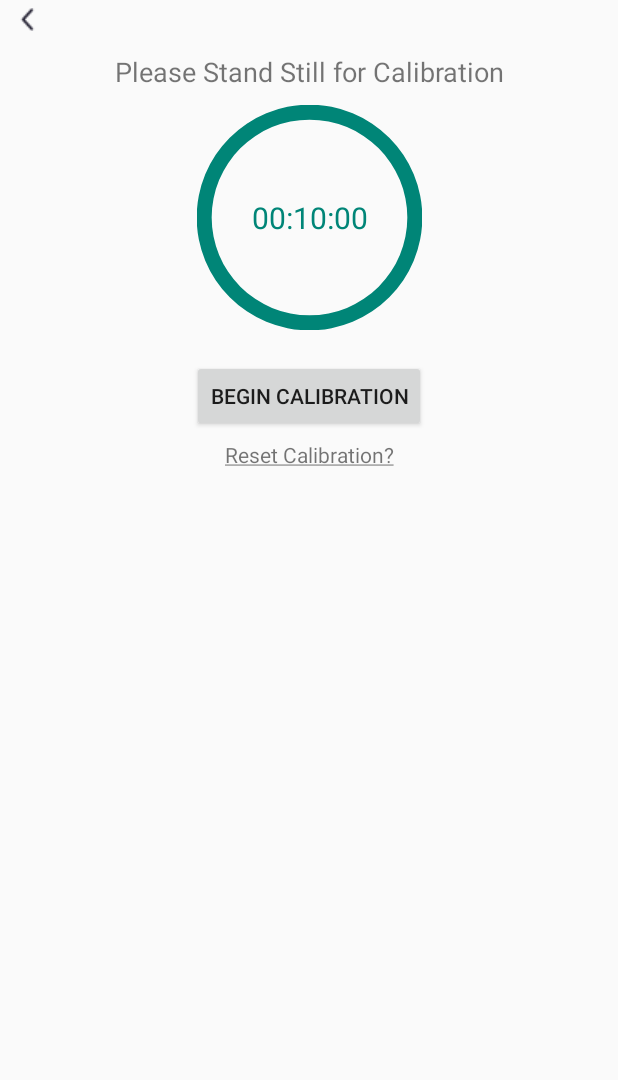
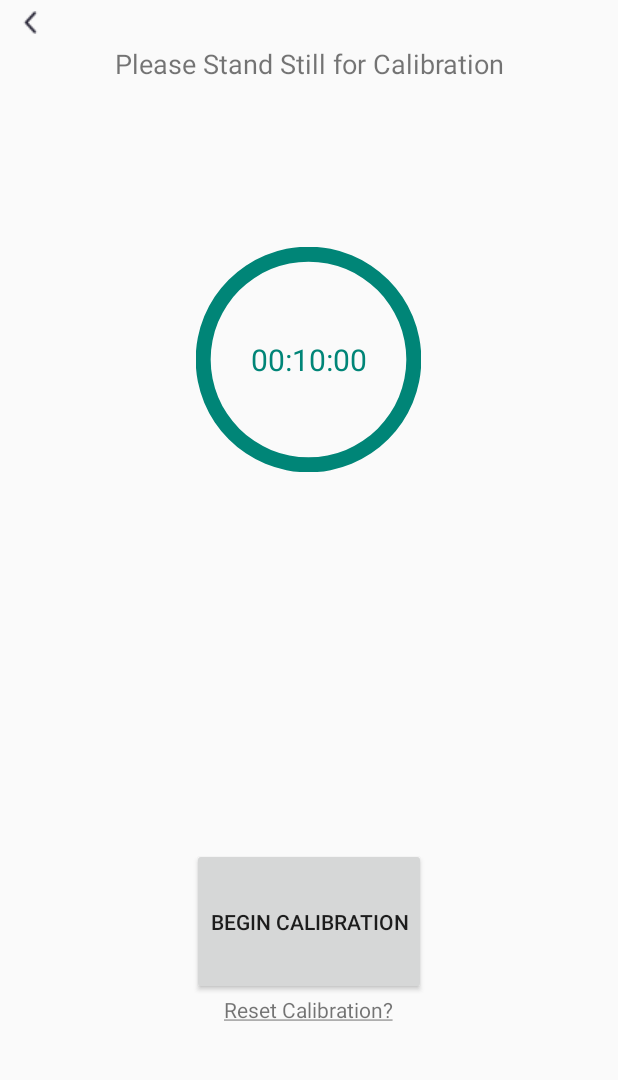
Before and after one commit to m2rinch/Constantiam, an Android app: the CalibrationActivity screen opened directly, with no data from a screen before it, on a phone screen of 412 x 824 dp, the part 60-1140 px from its top. Run offline under Robolectric (Android 15) with nearby library versions, the phone set to English and light mode, and no system bars; libraries missing offline, so code that uses them is left out: com.microsoft.windowsazure.

```diff
--- a/app/src/main/res/layout/activity_calibration.xml
+++ b/app/src/main/res/layout/activity_calibration.xml
@@ -6,24 +6,18 @@
     android:layout_height="match_parent"
     tools:context=".CalibrationActivity">
 
+
         <include layout="@layout/titlebar"
             android:id="@+id/titlebar"
             app:layout_constraintTop_toTopOf="parent"/>
 
-    <LinearLayout
-        android:layout_width="match_parent"
-        android:layout_height="wrap_content"
-        app:layout_constraintStart_toStartOf="parent"
-        app:layout_constraintEnd_toEndOf="parent"
-        android:id="@+id/linearLayoutCalibration"
-        app:layout_constraintTop_toBottomOf="@id/titlebar"
-        android:orientation="horizontal">
-
         <ImageButton
-        android:layout_width="wrap_content"
-        android:layout_height="wrap_content"
+            android:layout_width="30dp"
+            android:layout_height="30dp"
             android:id="@+id/backButton"
             android:layout_marginStart="5dp"
+            app:layout_constraintTop_toBottomOf="@id/titlebar"
+            app:layout_constraintStart_toStartOf="parent"
             android:background="@null"
             android:padding="5dp"
             android:src="@drawable/back" />
@@ -31,44 +25,44 @@
             <TextView
                 android:id="@+id/exerciseNameCalibration"
                 android:layout_height="wrap_content"
-            app:layout_constraintStart_toStartOf="@id/linearLayoutCalibration"
-            app:layout_constraintEnd_toEndOf="@id/linearLayoutCalibration"
+                android:layout_width="wrap_content"
+                app:layout_constraintStart_toStartOf="parent"
+                app:layout_constraintEnd_toEndOf="parent"
+                app:layout_constraintTop_toBottomOf="@id/titlebar"
+                style="@style/exerciseNameStyle"/>
+        <LinearLayout
+            android:layout_width="match_parent"
+            android:layout_height="0dp"
+            android:orientation="vertical"
             android:gravity="center"
-            android:paddingStart="40dp"
-            android:layout_marginTop="-20dp"
-            style="@style/exerciseNameStyle"
-            android:layout_width="wrap_content"/>
-    </LinearLayout>
+            app:layout_constraintEnd_toEndOf="parent"
+            app:layout_constraintStart_toStartOf="parent"
+            app:layout_constraintTop_toBottomOf="@id/exerciseNameCalibration"
+            app:layout_constraintBottom_toBottomOf="parent"
+            android:layout_weight="0.9">
             <TextView
                 android:id="@+id/calibrationText"
                 android:layout_width="wrap_content"
                 android:layout_height="wrap_content"
                 android:text="@string/calibration_prompt"
                 android:textAlignment="center"
+                android:layout_weight="0.2"
                 android:textSize="18sp"
                 android:paddingLeft="10dp"
-        android:paddingRight="10dp"
-        app:layout_constraintEnd_toEndOf="parent"
-        app:layout_constraintStart_toStartOf="parent"
-        app:layout_constraintTop_toBottomOf="@id/linearLayoutCalibration" />
+                android:paddingRight="10dp"/>
 
             <include
                 layout="@layout/activity_timer_screen"
                 android:id="@+id/timerScreen"
                 android:layout_width="wrap_content"
                 android:layout_height="wrap_content"
-        app:layout_constraintStart_toStartOf="parent"
-        app:layout_constraintEnd_toEndOf="parent"
-        app:layout_constraintTop_toBottomOf="@id/calibrationText" />
+                android:layout_weight="0.5"/>
             <Button
                 android:id="@+id/beginButton"
                 android:layout_width="wrap_content"
                 android:layout_height="wrap_content"
+                android:layout_weight="0.1"
                 app:layout_constraintTop_toBottomOf="@+id/timerScreen"
-        app:layout_constraintStart_toStartOf="parent"
-        app:layout_constraintEnd_toEndOf="parent"
-        android:layout_centerHorizontal="true"
-        android:layout_marginTop="20dp"
                 android:text="@string/begin_calibration"/>
 
             <Button
@@ -76,10 +70,6 @@
                 android:layout_height="wrap_content"
                 android:id="@+id/sessionButton"
                 app:layout_constraintTop_toBottomOf="@+id/timerScreen"
-        app:layout_constraintStart_toStartOf="parent"
-        app:layout_constraintEnd_toEndOf="parent"
-        android:layout_centerHorizontal="true"
-        android:layout_marginTop="20dp"
                 android:text="@string/continue_to_session" />
 
             <TextView
@@ -88,9 +78,8 @@
                 android:layout_height="wrap_content"
                 android:onClick="restartCalibration"
                 android:text="@string/reset_calibration"
-        app:layout_constraintEnd_toEndOf="parent"
-        app:layout_constraintStart_toStartOf="parent"
-        android:layout_marginTop="5dp"
-        app:layout_constraintTop_toBottomOf="@+id/beginButton" />
+                android:layout_weight="0.2"/>
+        </LinearLayout>
+
 
 </androidx.constraintlayout.widget.ConstraintLayout>
--- a/app/src/main/res/layout/activity_exercise_feedback.xml
+++ b/app/src/main/res/layout/activity_exercise_feedback.xml
@@ -132,7 +132,6 @@
             android:paddingStart="60dp"
             android:paddingEnd="60dp"
             android:layout_marginTop="10dp"
-            android:max="100"
             app:layout_constraintTop_toBottomOf="@+id/feedbackChart"/>
 
         <LinearLayout
```
Also changed, not shown: app/src/main/java/com/melissarinch/constantiumv1/SessionActivity.java (+37 -6 lines), app/src/main/res/layout/activity_session_mobile.xml (added, +105 -0 lines), app/src/main/res/drawable/shoeprint_left_trans_resized.png (added), app/src/main/res/drawable/shoeprint_right_trans_resized.png (added). Lines whose indentation alone changed are shown as unchanged.
